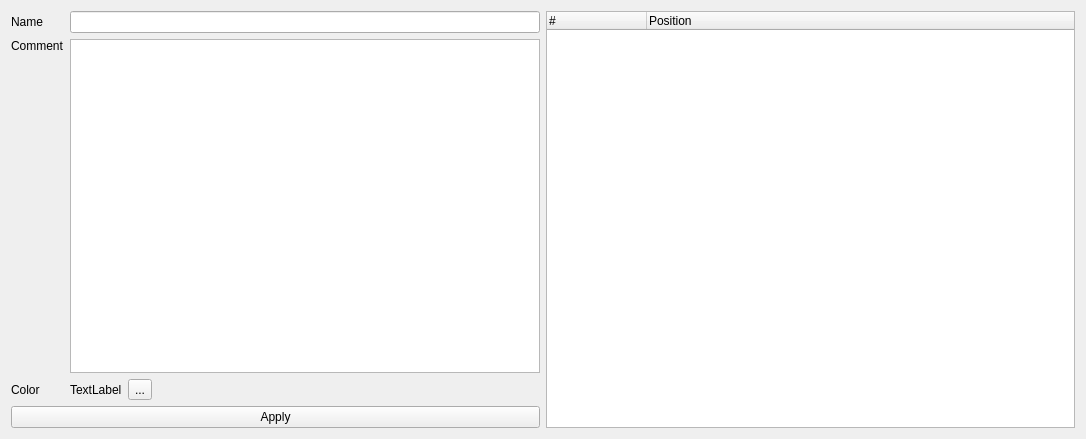
First picture: the form in src/IOverlayAreaEditWidget.ui, repository ntruchsess/QLandkarteGT, before the edit.
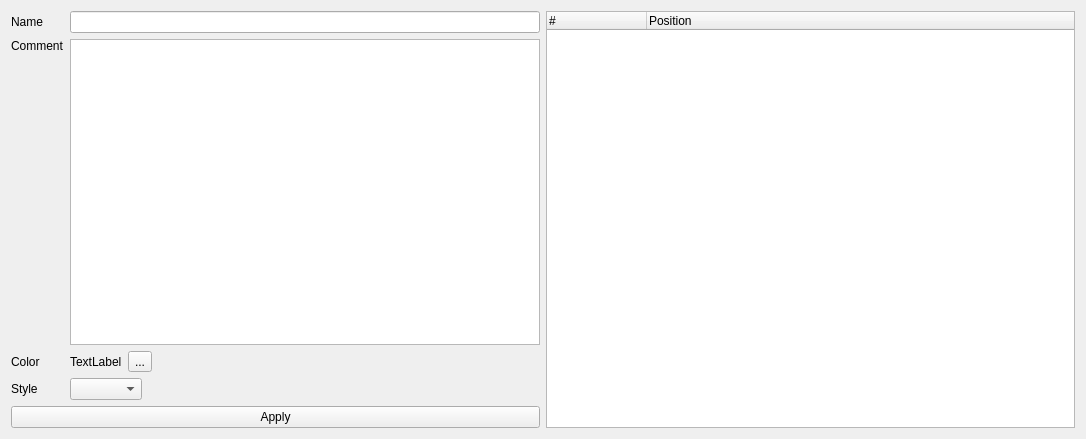
Second picture: the form after the edit. Icons and pictures are not drawn.

What changed in the file:
```diff
--- a/src/IOverlayAreaEditWidget.ui
+++ b/src/IOverlayAreaEditWidget.ui
@@ -20,13 +20,6 @@
       <layout class="QHBoxLayout" name="horizontalLayout_2">
        <item>
         <layout class="QGridLayout" name="gridLayout">
-         <item row="2" column="0">
-          <widget class="QLabel" name="label_4">
-           <property name="text">
-            <string>Color</string>
-           </property>
-          </widget>
-         </item>
          <item row="2" column="1">
           <layout class="QHBoxLayout" name="horizontalLayout">
            <item>
@@ -65,16 +58,13 @@
          <item row="0" column="1">
           <widget class="QLineEdit" name="lineName"/>
          </item>
-         <item row="0" column="0">
-          <widget class="QLabel" name="label">
+         <item row="2" column="0">
+          <widget class="QLabel" name="label_4">
            <property name="text">
-            <string>Name</string>
+            <string>Color</string>
            </property>
           </widget>
          </item>
-         <item row="1" column="1">
-          <widget class="QTextEdit" name="textComment"/>
-         </item>
          <item row="1" column="0">
           <widget class="QLabel" name="label_2">
            <property name="text">
@@ -85,6 +75,56 @@
            </property>
           </widget>
          </item>
+         <item row="0" column="0">
+          <widget class="QLabel" name="label">
+           <property name="text">
+            <string>Name</string>
+           </property>
+          </widget>
+         </item>
+         <item row="1" column="1">
+          <widget class="QTextEdit" name="textComment"/>
+         </item>
+         <item row="3" column="0">
+          <widget class="QLabel" name="label_3">
+           <property name="text">
+            <string>Style</string>
+           </property>
+          </widget>
+         </item>
+         <item row="3" column="1">
+          <layout class="QHBoxLayout" name="horizontalLayout_4">
+           <item>
+            <widget class="QComboBox" name="comboStyle">
+             <property name="sizePolicy">
+              <sizepolicy hsizetype="Maximum" vsizetype="Maximum">
+               <horstretch>0</horstretch>
+               <verstretch>0</verstretch>
+              </sizepolicy>
+             </property>
+             <property name="iconSize">
+              <size>
+               <width>64</width>
+               <height>24</height>
+              </size>
+             </property>
+            </widget>
+           </item>
+           <item>
+            <spacer name="horizontalSpacer_2">
+             <property name="orientation">
+              <enum>Qt::Horizontal</enum>
+             </property>
+             <property name="sizeHint" stdset="0">
+              <size>
+               <width>40</width>
+               <height>20</height>
+              </size>
+             </property>
+            </spacer>
+           </item>
+          </layout>
+         </item>
         </layout>
        </item>
       </layout>
```
